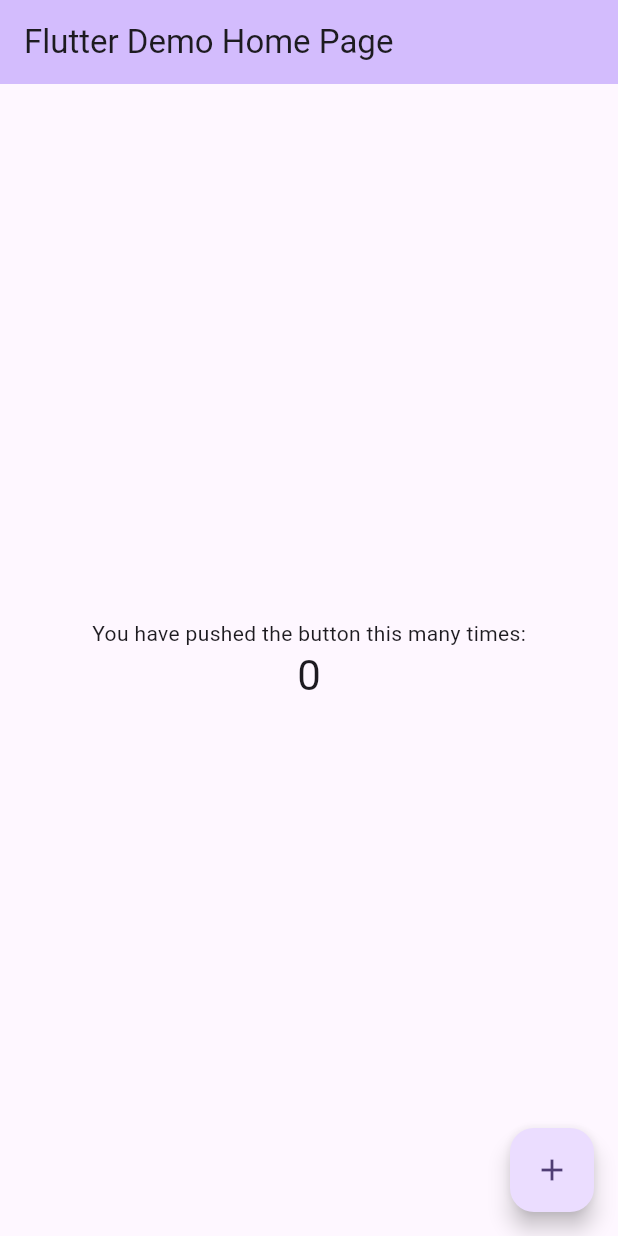
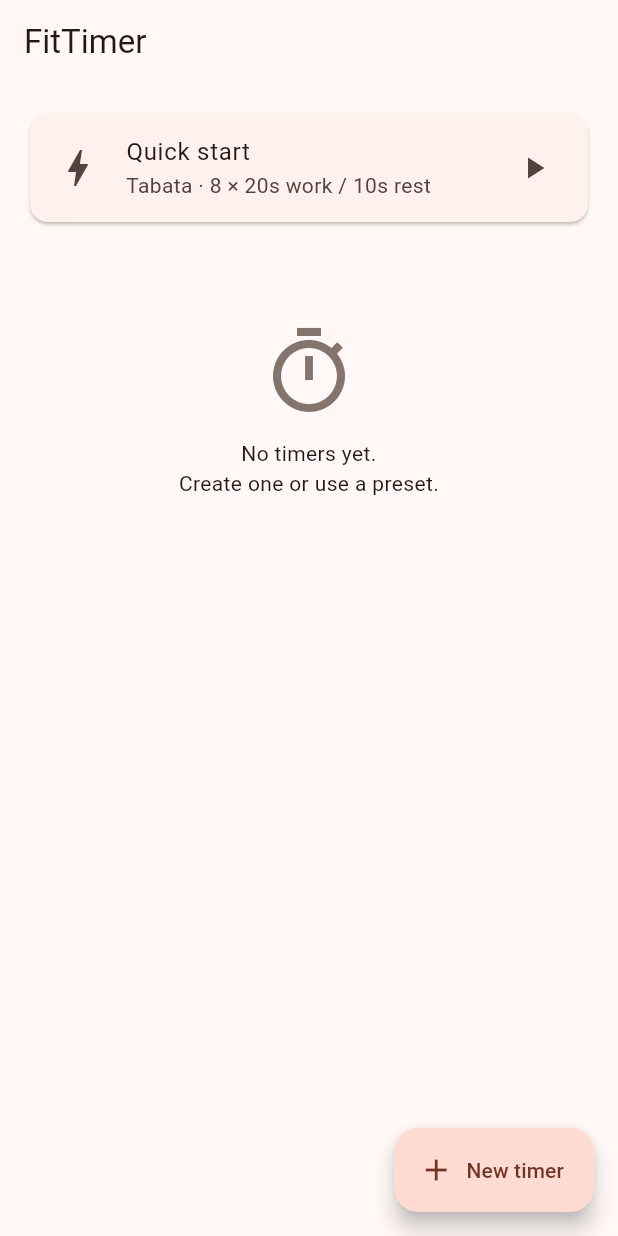
Before and after one commit to 3Carp3Di3m3/Test01, a Flutter app: the screen it shows after launch, on a phone screen of 412 x 824 dp. Run offline on Flutter 3.47's test engine with Material 3 defaults, Android fonts, the phone set to English and light mode, and no system bars; our stand-ins replace shared_preferences.

Commit message:
Stage 2: home screen, timer setup with steppers and presets, local saving
- TimerStore: JSON persistence of the timer list via shared_preferences
- Home screen: quick-start card, saved-timer list with play / duplicate /
  delete, empty state, FAB to create a new timer
- Edit screen: hold-to-repeat +/- steppers (no keyboard), preset chips
  (Tabata, HIIT, Boxing, Custom) and live total-duration readout
- Material 3 theme with system dark mode

Co-Authored-By: Claude Fable 5 <noreply@anthropic.com>
Claude-Session: https://claude.ai/code/session_01JxB4yFtSX6P9x7A6WT1ot2

```diff
--- a/lib/main.dart
+++ b/lib/main.dart
@@ -1,122 +1,40 @@
 import 'package:flutter/material.dart';
 
+import 'models/timer_config.dart';
+import 'screens/home_screen.dart';
+import 'services/timer_store.dart';
+
 void main() {
-  runApp(const MyApp());
+  WidgetsFlutterBinding.ensureInitialized();
+  runApp(FitTimerApp(store: TimerStore()..load()));
 }
 
-class MyApp extends StatelessWidget {
-  const MyApp({super.key});
+class FitTimerApp extends StatelessWidget {
+  final TimerStore store;
 
-  // This widget is the root of your application.
-  @override
-  Widget build(BuildContext context) {
-    return MaterialApp(
-      title: 'Flutter Demo',
-      theme: ThemeData(
-        // This is the theme of your application.
-        //
-        // TRY THIS: Try running your application with "flutter run". You'll see
-        // the application has a purple toolbar. Then, without quitting the app,
-        // try changing the seedColor in the colorScheme below to Colors.green
-        // and then invoke "hot reload" (save your changes or press the "hot
-        // reload" button in a Flutter-supported IDE, or press "r" if you used
-        // the command line to start the app).
-        //
-        // Notice that the counter didn't reset back to zero; the application
-        // state is not lost during the reload. To reset the state, use hot
-        // restart instead.
-        //
-        // This works for code too, not just values: Most code changes can be
-        // tested with just a hot reload.
-        colorScheme: ColorScheme.fromSeed(seedColor: Colors.deepPurple),
-      ),
-      home: const MyHomePage(title: 'Flutter Demo Home Page'),
+  const FitTimerApp({super.key, required this.store});
+
+  void _startWorkout(BuildContext context, TimerConfig config) {
+    // Running timer screen arrives in stage 3.
+    ScaffoldMessenger.of(context).showSnackBar(
+      SnackBar(content: Text('Running "${config.name}" — coming in stage 3')),
     );
-  }
-}
-
-class MyHomePage extends StatefulWidget {
-  const MyHomePage({super.key, required this.title});
-
-  // This widget is the home page of your application. It is stateful, meaning
-  // that it has a State object (defined below) that contains fields that affect
-  // how it looks.
-
-  // This class is the configuration for the state. It holds the values (in this
-  // case the title) provided by the parent (in this case the App widget) and
-  // used by the build method of the State. Fields in a Widget subclass are
-  // always marked "final".
-
-  final String title;
-
-  @override
-  State<MyHomePage> createState() => _MyHomePageState();
-}
-
-class _MyHomePageState extends State<MyHomePage> {
-  int _counter = 0;
-
-  void _incrementCounter() {
-    setState(() {
-      // This call to setState tells the Flutter framework that something has
-      // changed in this State, which causes it to rerun the build method below
-      // so that the display can reflect the updated values. If we changed
-      // _counter without calling setState(), then the build method would not be
-      // called again, and so nothing would appear to happen.
-      _counter++;
-    });
   }
 
   @override
   Widget build(BuildContext context) {
-    // This method is rerun every time setState is called, for instance as done
-    // by the _incrementCounter method above.
-    //
-    // The Flutter framework has been optimized to make rerunning build methods
-    // fast, so that you can just rebuild anything that needs updating rather
-    // than having to individually change instances of widgets.
-    return Scaffold(
-      appBar: AppBar(
-        // TRY THIS: Try changing the color here to a specific color (to
-        // Colors.amber, perhaps?) and trigger a hot reload to see the AppBar
-        // change color while the other colors stay the same.
-        backgroundColor: Theme.of(context).colorScheme.inversePrimary,
-        // Here we take the value from the MyHomePage object that was created by
-        // the App.build method, and use it to set our appbar title.
-        title: Text(widget.title),
+    const seed = Colors.deepOrange;
+    return MaterialApp(
+      title: 'FitTimer',
+      theme: ThemeData(
+        colorScheme: ColorScheme.fromSeed(seedColor: seed),
       ),
-      body: Center(
-        // Center is a layout widget. It takes a single child and positions it
-        // in the middle of the parent.
-        child: Column(
-          // Column is also a layout widget. It takes a list of children and
-          // arranges them vertically. By default, it sizes itself to fit its
-          // children horizontally, and tries to be as tall as its parent.
-          //
-          // Column has various properties to control how it sizes itself and
-          // how it positions its children. Here we use mainAxisAlignment to
-          // center the children vertically; the main axis here is the vertical
-          // axis because Columns are vertical (the cross axis would be
-          // horizontal).
-          //
-          // TRY THIS: Invoke "debug painting" (choose the "Toggle Debug Paint"
-          // action in the IDE, or press "p" in the console), to see the
-          // wireframe for each widget.
-          mainAxisAlignment: MainAxisAlignment.center,
-          children: <Widget>[
-            const Text('You have pushed the button this many times:'),
-            Text(
-              '$_counter',
-              style: Theme.of(context).textTheme.headlineMedium,
-            ),
-          ],
-        ),
+      darkTheme: ThemeData(
+        colorScheme:
+            ColorScheme.fromSeed(seedColor: seed, brightness: Brightness.dark),
       ),
-      floatingActionButton: FloatingActionButton(
-        onPressed: _incrementCounter,
-        tooltip: 'Increment',
-        child: const Icon(Icons.add),
-      ), // This trailing comma makes auto-formatting nicer for build methods.
+      themeMode: ThemeMode.system,
+      home: HomeScreen(store: store, onStart: _startWorkout),
     );
   }
 }
--- /dev/null
+++ b/lib/screens/home_screen.dart
@@ -0,0 +1,136 @@
+import 'package:flutter/material.dart';
+
+import '../models/timer_config.dart';
+import '../services/timer_store.dart';
+import '../utils/format.dart';
+import 'edit_timer_screen.dart';
+
+/// Home: list of saved timers plus create / quick-start actions.
+class HomeScreen extends StatelessWidget {
+  final TimerStore store;
+
+  /// Called when the user wants to run a timer. Wired to the running
+  /// timer screen (stage 3).
+  final void Function(BuildContext, TimerConfig) onStart;
+
+  /// Optional settings action shown in the app bar (stage 5).
+  final VoidCallback? onOpenSettings;
+
+  const HomeScreen({
+    super.key,
+    required this.store,
+    required this.onStart,
+    this.onOpenSettings,
+  });
+
+  void _openEditor(BuildContext context, {TimerConfig? existing}) {
+    Navigator.push(
+      context,
+      MaterialPageRoute(
+        builder: (_) => EditTimerScreen(store: store, existing: existing),
+      ),
+    );
+  }
+
+  void _quickStart(BuildContext context) {
+    // Run a sensible default without saving anything.
+    onStart(context, TimerConfig.preset('tabata', 'quick-start'));
+  }
+
+  @override
+  Widget build(BuildContext context) {
+    return Scaffold(
+      appBar: AppBar(
+        title: const Text('FitTimer'),
+        actions: [
+          if (onOpenSettings != null)
+            IconButton(
+              icon: const Icon(Icons.settings_outlined),
+              tooltip: 'Settings',
+              onPressed: onOpenSettings,
+            ),
+        ],
+      ),
+      floatingActionButton: FloatingActionButton.extended(
+        onPressed: () => _openEditor(context),
+        icon: const Icon(Icons.add),
+        label: const Text('New timer'),
+      ),
+      body: ListenableBuilder(
+        listenable: store,
+        builder: (context, _) {
+          if (!store.isLoaded) {
+            return const Center(child: CircularProgressIndicator());
+          }
+          final timers = store.timers;
+          return ListView(
+            padding: const EdgeInsets.fromLTRB(16, 16, 16, 96),
+            children: [
+              Card(
+                child: ListTile(
+                  leading: const Icon(Icons.bolt, size: 32),
+                  title: const Text('Quick start'),
+                  subtitle: const Text('Tabata · 8 × 20s work / 10s rest'),
+                  trailing: const Icon(Icons.play_arrow),
+                  onTap: () => _quickStart(context),
+                ),
+              ),
+              const SizedBox(height: 16),
+              if (timers.isEmpty)
+                Padding(
+                  padding: const EdgeInsets.symmetric(vertical: 48),
+                  child: Column(
+                    children: [
+                      Icon(
+                        Icons.timer_outlined,
+                        size: 64,
+                        color: Theme.of(context).colorScheme.outline,
+                      ),
+                      const SizedBox(height: 12),
+                      const Text(
+                        'No timers yet.\nCreate one or use a preset.',
+                        textAlign: TextAlign.center,
+                      ),
+                    ],
+                  ),
+                )
+              else
+                for (final t in timers)
+                  Card(
+                    child: ListTile(
+                      title: Text(t.name),
+                      subtitle: Text(
+                        '${t.summary} · ${formatSeconds(t.totalSeconds)}',
+                      ),
+                      onTap: () => _openEditor(context, existing: t),
+                      leading: IconButton.filledTonal(
+                        icon: const Icon(Icons.play_arrow),
+                        tooltip: 'Start',
+                        onPressed: () => onStart(context, t),
+                      ),
+                      trailing: PopupMenuButton<String>(
+                        onSelected: (action) async {
+                          switch (action) {
+                            case 'duplicate':
+                              await store.duplicate(t);
+                            case 'delete':
+                              await store.delete(t.id);
+                          }
+                        },
+                        itemBuilder: (_) => const [
+                          PopupMenuItem(
+                            value: 'duplicate',
+                            child: Text('Duplicate'),
+                          ),
+                          PopupMenuItem(value: 'delete', child: Text('Delete')),
+                        ],
+                      ),
+                    ),
+                  ),
+            ],
+          );
+        },
+      ),
+    );
+  }
+}
--- /dev/null
+++ b/lib/services/timer_store.dart
@@ -0,0 +1,69 @@
+import 'dart:convert';
+
+import 'package:flutter/foundation.dart';
+import 'package:shared_preferences/shared_preferences.dart';
+
+import '../models/timer_config.dart';
+
+/// Loads and saves the list of timers as a JSON string in shared_preferences.
+/// Extends [ChangeNotifier] so screens can rebuild when the list changes.
+class TimerStore extends ChangeNotifier {
+  static const _key = 'timers_v1';
+
+  final List<TimerConfig> _timers = [];
+  bool _loaded = false;
+
+  List<TimerConfig> get timers => List.unmodifiable(_timers);
+  bool get isLoaded => _loaded;
+
+  Future<void> load() async {
+    final prefs = await SharedPreferences.getInstance();
+    final raw = prefs.getString(_key);
+    _timers.clear();
+    if (raw != null) {
+      final list = jsonDecode(raw) as List<dynamic>;
+      _timers.addAll(
+        list.map((e) => TimerConfig.fromJson(e as Map<String, dynamic>)),
+      );
+    }
+    _loaded = true;
+    notifyListeners();
+  }
+
+  Future<void> _persist() async {
+    final prefs = await SharedPreferences.getInstance();
+    await prefs.setString(
+      _key,
+      jsonEncode(_timers.map((t) => t.toJson()).toList()),
+    );
+  }
+
+  /// Insert a new timer or update the one with the same id.
+  Future<void> save(TimerConfig config) async {
+    final i = _timers.indexWhere((t) => t.id == config.id);
+    if (i >= 0) {
+      _timers[i] = config;
+    } else {
+      _timers.add(config);
+    }
+    notifyListeners();
+    await _persist();
+  }
+
+  Future<void> delete(String id) async {
+    _timers.removeWhere((t) => t.id == id);
+    notifyListeners();
+    await _persist();
+  }
+
+  Future<TimerConfig> duplicate(TimerConfig config) async {
+    final copy = config.copyWith(id: newId(), name: '${config.name} (copy)');
+    _timers.add(copy);
+    notifyListeners();
+    await _persist();
+    return copy;
+  }
+
+  /// Unique-enough id for local data: current time in microseconds.
+  static String newId() => DateTime.now().microsecondsSinceEpoch.toString();
+}
--- a/pubspec.yaml
+++ b/pubspec.yaml
@@ -34,6 +34,7 @@ dependencies:
   # The following adds the Cupertino Icons font to your application.
   # Use with the CupertinoIcons class for iOS style icons.
   cupertino_icons: ^1.0.8
+  shared_preferences: ^2.5.3
 
 dev_dependencies:
   flutter_test:
```
Also changed, not shown: lib/screens/edit_timer_screen.dart (added, +159 -0 lines), lib/utils/format.dart (added, +18 -0 lines), lib/widgets/stepper_row.dart (added, +116 -0 lines), pubspec.lock.
